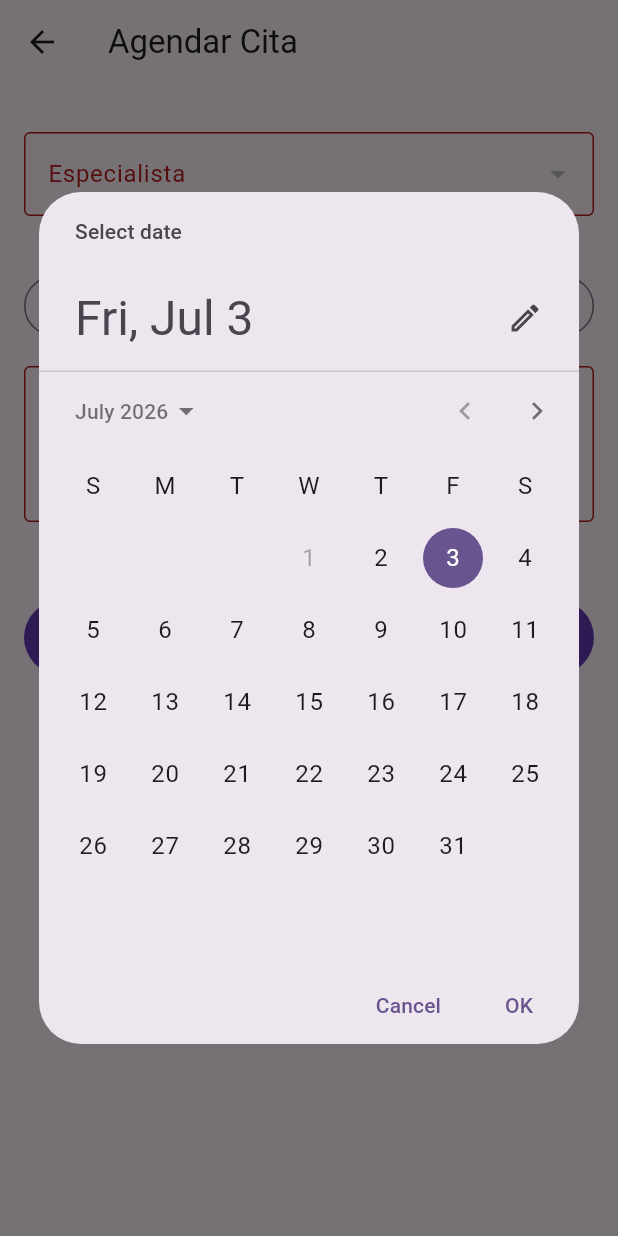
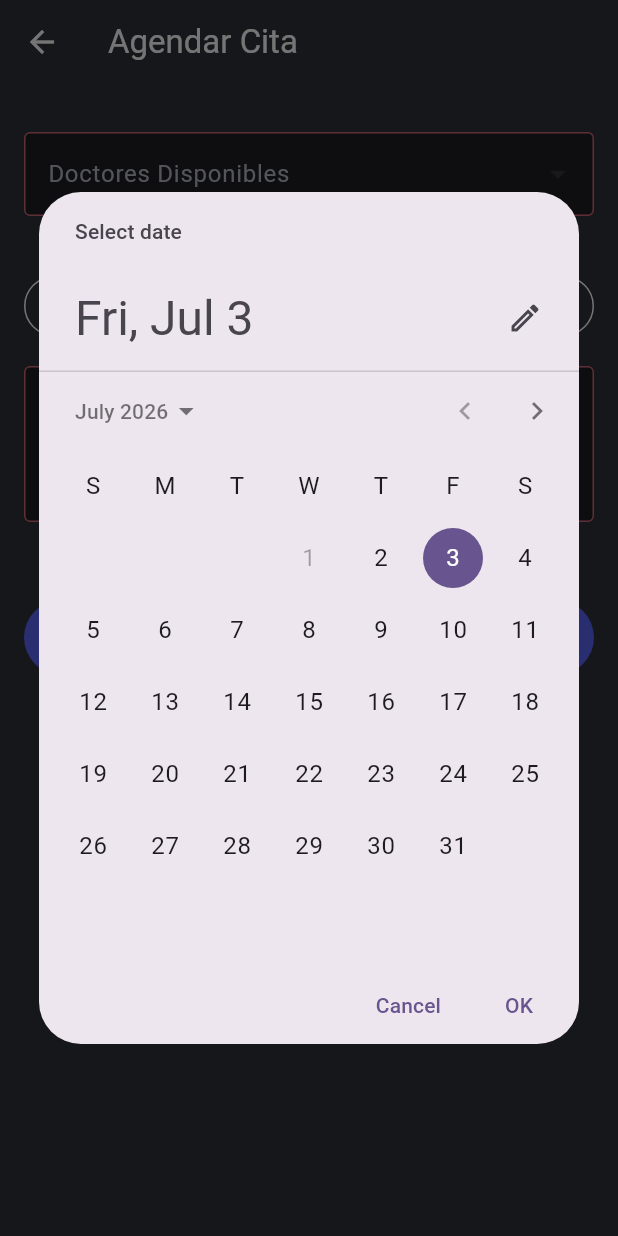
Before and after one commit to AndresIGS/gestion_clinica, a Flutter app: the AgendarCitaScreen screen opened directly with empty values, after a tap on "Solicitar Cita", after a tap on "Seleccionar Fecha", on a phone screen of 412 x 824 dp. Run offline on Flutter 3.47's test engine with Material 3 defaults, Android fonts, the phone set to English and light mode, and no system bars; our stand-ins replace equatable, flutter_bloc, get_it, lottie, supabase_flutter; accounts and stored records are empty.

Commit message:
feat: implement UI for scheduling appointments and data source integration

```diff
--- a/lib/features/citas/presentation/pages/agendar_cita_screen.dart
+++ b/lib/features/citas/presentation/pages/agendar_cita_screen.dart
@@ -5,6 +5,7 @@ import '../../data/models/cita_model.dart';
 import '../blocs/citas/citas_bloc.dart';
 import '../blocs/citas/citas_event.dart';
 import '../blocs/citas/citas_state.dart';
+import 'package:supabase_flutter/supabase_flutter.dart';
 
 class AgendarCitaScreen extends StatefulWidget {
   final UsuarioModel paciente;
@@ -18,6 +19,7 @@ class AgendarCitaScreen extends StatefulWidget {
 class _AgendarCitaScreenState extends State<AgendarCitaScreen> {
   final _formKey = GlobalKey<FormState>();
   String? _idMedicoSeleccionado;
+  String? _idPacienteSeleccionado;
   DateTime? _fechaSeleccionada;
   TimeOfDay? _horaSeleccionada;
   final _motivoController = TextEditingController();
@@ -58,10 +60,14 @@ class _AgendarCitaScreenState extends State<AgendarCitaScreen> {
   }
 
   void _agendarCita() {
+    final bool esSecretaria = widget.paciente.idRol == 1 || widget.paciente.idRol == 2;
+    final idPacienteFinal = esSecretaria ? _idPacienteSeleccionado : widget.paciente.idUsuario;
+
     if (_formKey.currentState!.validate() &&
         _fechaSeleccionada != null &&
         _horaSeleccionada != null &&
-        _idMedicoSeleccionado != null) {
+        _idMedicoSeleccionado != null &&
+        idPacienteFinal != null) {
 
       final fechaHora = DateTime(
         _fechaSeleccionada!.year,
@@ -75,7 +81,7 @@ class _AgendarCitaScreenState extends State<AgendarCitaScreen> {
       final fechaHoraFin = fechaHora.add(const Duration(minutes: 30));
 
       final nuevaCita = CitaModel(
-        idPaciente: widget.paciente.idUsuario,
+        idPaciente: idPacienteFinal,
         idMedico: _idMedicoSeleccionado!,
         fechaHora: fechaHora,
         fechaHoraFin: fechaHoraFin,
@@ -86,14 +92,40 @@ class _AgendarCitaScreenState extends State<AgendarCitaScreen> {
       context.read<CitasBloc>().add(SolicitarCitaEvent(cita: nuevaCita));
     } else {
       ScaffoldMessenger.of(context).showSnackBar(
-        const SnackBar(content: Text('Por favor completa todos los campos')),
+        const SnackBar(content: Text('Por favor completa todos los campos correctamente.')),
       );
     }
   }
 
   @override
   Widget build(BuildContext context) {
-    return Scaffold(
+    return Theme(
+      data: ThemeData(
+        brightness: Brightness.dark,
+        scaffoldBackgroundColor: const Color(0xFF313338),
+        colorScheme: const ColorScheme.dark(
+          primary: Color(0xFF5865F2),
+          surface: Color(0xFF1E1F22),
+        ),
+        inputDecorationTheme: const InputDecorationTheme(
+          filled: true,
+          fillColor: Color(0xFF1E1F22),
+          labelStyle: TextStyle(color: Color(0xFFB5BAC1)),
+          border: OutlineInputBorder(
+            borderSide: BorderSide.none,
+            borderRadius: BorderRadius.all(Radius.circular(8)),
+          ),
+          focusedBorder: OutlineInputBorder(
+            borderSide: BorderSide(color: Color(0xFF5865F2), width: 2),
+            borderRadius: BorderRadius.all(Radius.circular(8)),
+          ),
+        ),
+        appBarTheme: const AppBarTheme(
+          backgroundColor: Color(0xFF313338),
+          elevation: 0,
+        ),
+      ),
+      child: Scaffold(
         appBar: AppBar(title: const Text('Agendar Cita')),
       body: SafeArea(
         child: Padding(
@@ -121,7 +153,10 @@ class _AgendarCitaScreenState extends State<AgendarCitaScreen> {
                  // Ignore
               }
 
-              return Form(
+              return Center(
+                child: ConstrainedBox(
+                  constraints: const BoxConstraints(maxWidth: 450),
+                  child: Form(
                     key: _formKey,
                     child: ListView(
                       children: [
@@ -129,16 +164,53 @@ class _AgendarCitaScreenState extends State<AgendarCitaScreen> {
                           const Center(child: CircularProgressIndicator()),
 
                         const SizedBox(height: 16),
+
+                        // Selector de Paciente (Solo para Secretarias/Admin)
+                        if (widget.paciente.idRol == 1 || widget.paciente.idRol == 2) ...[
+                          FutureBuilder<List<Map<String, dynamic>>>(
+                            future: Supabase.instance.client
+                                .from('usuario')
+                                .select('id_usuario, nombre_completo')
+                                .eq('id_rol', 4), // 4 es Paciente
+                            builder: (context, snapshot) {
+                              if (!snapshot.hasData) {
+                                return const CircularProgressIndicator();
+                              }
+                              return DropdownButtonFormField<String>(
+                                decoration: const InputDecoration(
+                                  labelText: 'Paciente Destinatario',
+                                  border: OutlineInputBorder(),
+                                ),
+                                value: _idPacienteSeleccionado,
+                                items: snapshot.data!.map((pac) {
+                                  return DropdownMenuItem<String>(
+                                    value: pac['id_usuario'],
+                                    child: Text(pac['nombre_completo'].toString()),
+                                  );
+                                }).toList(),
+                                onChanged: (val) =>
+                                    setState(() => _idPacienteSeleccionado = val),
+                                validator: (val) => val == null ? 'Requerido' : null,
+                              );
+                            },
+                          ),
+                          const SizedBox(height: 16),
+                        ],
+
                         DropdownButtonFormField<String>(
-                      decoration: const InputDecoration(labelText: 'Especialista', border: OutlineInputBorder()),
+                          decoration: const InputDecoration(
+                            labelText: 'Doctores Disponibles',
+                            border: OutlineInputBorder(),
+                          ),
                           value: _idMedicoSeleccionado,
                           items: medicos.map((medico) {
                             return DropdownMenuItem<String>(
                               value: medico['id_medico'],
-                          child: Text(medico['usuario']['nombre_completo']),
+                              child: Text('Dr. ${medico['usuario']['nombre_completo']} - ${medico['especialidad']['nombre']}'),
                             );
                           }).toList(),
-                      onChanged: (val) => setState(() => _idMedicoSeleccionado = val),
+                          onChanged: (val) =>
+                              setState(() => _idMedicoSeleccionado = val),
                           validator: (val) => val == null ? 'Requerido' : null,
                         ),
                         const SizedBox(height: 16),
@@ -188,8 +260,11 @@ class _AgendarCitaScreenState extends State<AgendarCitaScreen> {
                     )
                       ],
                     ),
+                  ),
+                ),
               );
             },
+          ),
         ),
       ),
       ),
```
Also changed, not shown: lib/features/citas/data/datasources/citas_remote_data_source.dart (+37 -8 lines). Lines whose indentation alone changed are shown as unchanged.
